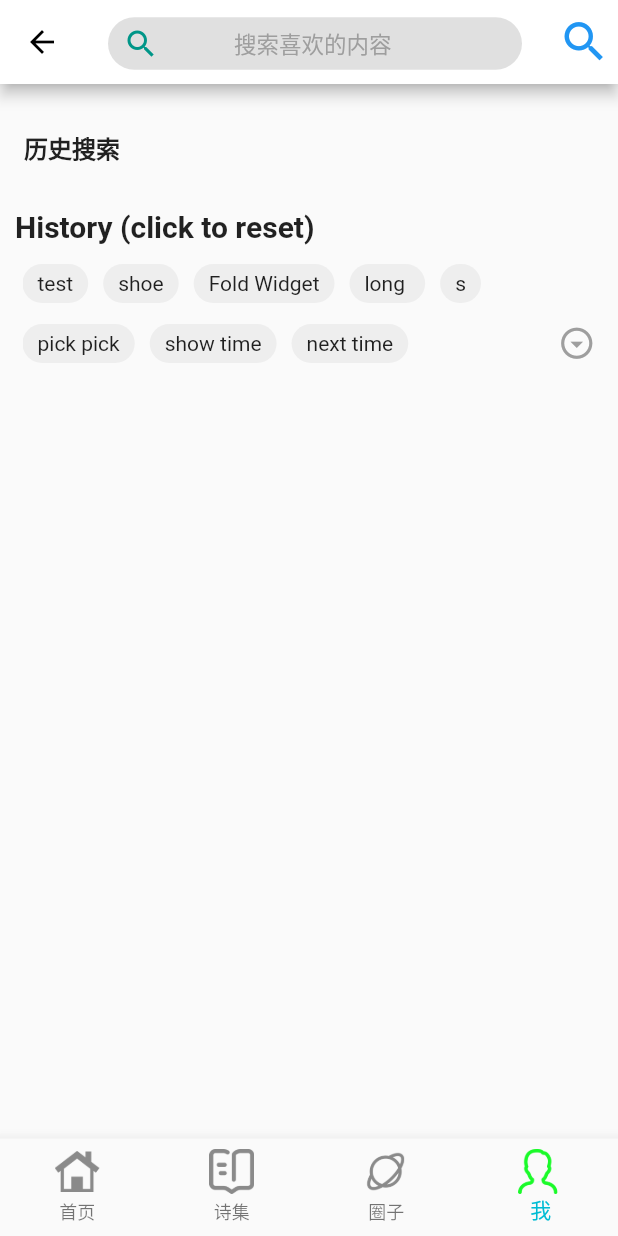
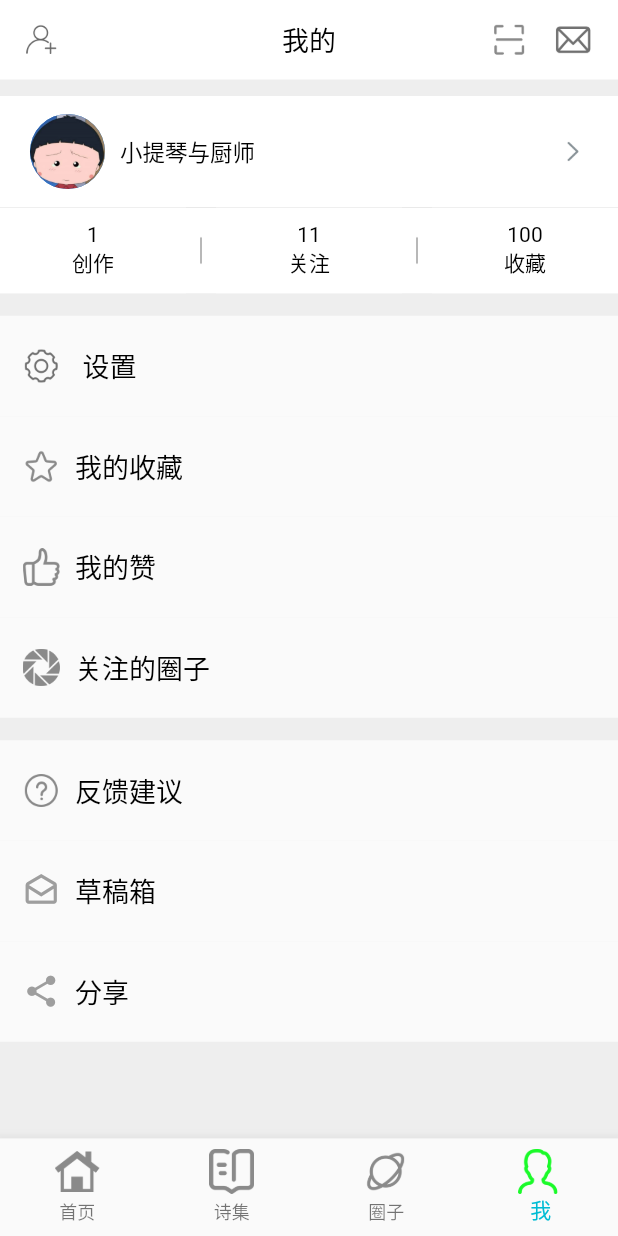
Before and after one commit to liqiang-1994/bolt, a Flutter app: the screen it shows after launch, item 4 of the bottom bar chosen, on a phone screen of 412 x 824 dp. Run offline on Flutter 3.47's test engine with Material 2 defaults, Android fonts, the phone set to English and light mode, and no system bars; our stand-ins replace dio; missing offline and left inert: flustars, sp_util.

Commit message:
add mine page

```diff
--- a/lib/page/container/container_widget.dart
+++ b/lib/page/container/container_widget.dart
@@ -1,5 +1,6 @@
 import 'package:bolt/page/circle/circle_page.dart';
 import 'package:bolt/page/home/home_page.dart';
+import 'package:bolt/page/mine/mine_page.dart';
 import 'package:bolt/page/personal/my_page.dart';
 import 'package:bolt/page/personal/personal_page.dart';
 import 'package:bolt/page/poems/poems_page.dart';
@@ -36,7 +37,8 @@ class _ContainerState extends State<ContainerWidget> {
       const HomePageWidget(),
       const PoemsPageWidget(),
       const CirclePageWidget(),
-      SearchPage()
+      const MinePageWidget()
+     // SearchPage()
       //const MyPage(),
       //const PersonalPageWidget()
     ];
--- /dev/null
+++ b/lib/page/mine/mine_page.dart
@@ -0,0 +1,436 @@
+import 'package:bolt/constant/constants.dart';
+import 'package:flutter/material.dart';
+
+class MinePageWidget extends StatefulWidget {
+  const MinePageWidget({Key? key}) : super(key: key);
+
+  @override
+  State<MinePageWidget> createState() => _MinePageWidgetState();
+}
+
+class _MinePageWidgetState extends State<MinePageWidget> {
+  @override
+  Widget build(BuildContext context) {
+    return SafeArea(
+      child: Container(
+        color: const Color(0xffEEEEEE),
+        child: Column(
+          children: [
+            _buildTitle(),
+            Expanded(
+                child: ListView(
+                  padding: const EdgeInsets.only(top: 1),
+                  children: [
+                    _buildInfo(),
+                    _buildMyInfo(),
+                    _buildBottom()
+                  ],
+                )
+            )
+          ],
+        ),
+      ),
+    );
+  }
+
+  Widget _buildTitle() {
+    return Container(
+      color: Colors.white,
+      padding: const EdgeInsets.only(top: 10, bottom: 10),
+      child: Row(
+        mainAxisAlignment: MainAxisAlignment.spaceEvenly,
+        children: [
+          Expanded(
+              flex: 1,
+              child: Container(
+                margin: const EdgeInsets.only(left: 15),
+                alignment: Alignment.centerLeft,
+                child: Image.asset(
+                  '${Constants.ASSETS_IMG}mine_add_friends.png',
+                  width: 25,
+                  height: 25,
+                ),
+              ),
+          ),
+          Expanded(
+              flex: 1,
+              child: Container(
+                alignment: Alignment.center,
+                child: const Text(
+                  '我的',
+                  style: TextStyle(color: Colors.black, fontSize: 18),
+                ),
+              ),
+          ),
+          Expanded(
+              flex: 1,
+              child: Container(
+                margin: const EdgeInsets.only(right: 15),
+                child: Row(
+                  mainAxisAlignment: MainAxisAlignment.end,
+                  children: [
+                    Container(
+                      margin: const EdgeInsets.only(right: 15),
+                      child: InkWell(
+                        child: Image.asset(
+                          '${Constants.ASSETS_IMG}mine_qr_code.png',
+                          width: 25,
+                          height: 25,
+                        ),
+                        onTap: () {},
+                      ),
+                    ),
+                    InkWell(
+                      child: Image.asset(
+                        '${Constants.ASSETS_IMG}mine_message.png',
+                        width: 30,
+                        height: 33,
+                      ),
+                      onTap: () {},
+                    )
+                  ],
+                ),
+              )
+          )
+        ],
+      ),
+    );
+  }
+
+  Widget _buildInfo() {
+    return Container(
+      color: Colors.white,
+      margin: const EdgeInsets.only(top: 10, bottom: 5),
+      child: Column(
+        children:  [
+          Material(
+            color: Colors.white,
+            child: InkWell(
+              child: Container(
+                padding: const EdgeInsets.only(top: 2, bottom: 2),
+                child: Row(
+                  children: [
+                    Container(
+                      width: 50,
+                      height: 50,
+                      margin: const EdgeInsets.only(top: 10, bottom: 10, left: 20, right: 10),
+                      child: mineHeadWidget(),
+                    ),
+                    Column(
+                      crossAxisAlignment: CrossAxisAlignment.start,
+                      children: [
+                        Row(
+                          children: [
+                            const Center(
+                              child: Padding(
+                                padding: EdgeInsets.fromLTRB(0.0, 0.0, 0.0, 0.0),
+                                child: Text('小提琴与厨师',
+                                    style: TextStyle(fontSize: 15, color: Colors.black)),
+                              ),
+                            ),
+                            Center(
+                              child: Container(),
+                            )
+                          ],
+                        )
+                      ],
+                    ),
+                    Expanded(
+                        child: Align(
+                          alignment: Alignment.centerRight,
+                          child: Container(
+                            margin: const EdgeInsets.only(right: 20),
+                            child: Image.asset('${Constants.ASSETS_IMG}icon_right_arrow.png',
+                              width: 20,
+                              height: 30,
+                            ),
+                          ),
+                        )
+                    )
+                  ],
+                ),
+              ),
+              onTap: () {},
+            ),
+          ),
+          Container(
+            height: 0.5,
+            color: const Color(0xffE2E2E2),
+          ),
+          Row(
+            children: [
+              Expanded(
+                  flex: 1,
+                  child: Material(
+                    color: Colors.white,
+                    child: InkWell(
+                      child: Column(
+                        children: [
+                          Container(
+                            margin: const EdgeInsets.only(top: 10),
+                            child: const Text(
+                              '1',
+                              style: TextStyle(color: Colors.black, fontSize: 14),
+                            ),
+                          ),
+                          Container(
+                            margin: const EdgeInsets.only(bottom: 10),
+                            child: const Text(
+                              '创作',
+                              style: TextStyle(color: Colors.black, fontSize: 14),
+                            ),
+                          ),
+                        ],
+                      ),
+                      onTap: () {},
+                    ),
+                  )
+              ),
+              Container(
+                margin: const EdgeInsets.only(right: 0),
+                child: Image.asset('${Constants.ASSETS_IMG}icon_line.png',
+                  width: 20,
+                  height: 30,
+                ),
+              ),
+              Expanded(
+                  flex: 1,
+                  child: Material(
+                    color: Colors.white,
+                    child: InkWell(
+                      child: Column(
+                        children: [
+                          Container(
+                            margin: const EdgeInsets.only(top: 10),
+                            child: const Text(
+                              '11',
+                              style: TextStyle(color: Colors.black, fontSize: 14),
+                            ),
+                          ),
+                          Container(
+                            margin: const EdgeInsets.only(bottom: 10),
+                            child: const Text(
+                              '关注',
+                              style: TextStyle(color: Colors.black, fontSize: 14),
+                            ),
+                          )
+                        ],
+                      ),
+                      onTap: () {},
+                    ),
+                  )
+              ),
+              Container(
+                margin: const EdgeInsets.only(right: 0),
+                child: Image.asset('${Constants.ASSETS_IMG}icon_line.png',
+                  width: 20,
+                  height: 30,
+                ),
+              ),
+              Expanded(
+                  flex: 1,
+                  child: Material(
+                    color: Colors.white,
+                    child: InkWell(
+                      child: Column(
+                        children: [
+                          Container(
+                            margin: const EdgeInsets.only(top: 10),
+                            child: const Text(
+                              '100',
+                              style: TextStyle(color: Colors.black, fontSize: 14),
+                            ),
+                          ),
+                          Container(
+                            margin: const EdgeInsets.only(bottom: 10),
+                            child: const Text(
+                              '收藏',
+                              style: TextStyle(color: Colors.black, fontSize: 14),
+                            ),
+                          )
+                        ],
+                      ),
+                      onTap: () {},
+                    ),
+                  ),
+              )
+            ],
+          )
+        ],
+      ),
+    );
+  }
+
+  Widget mineHeadWidget() {
+    return const CircleAvatar(
+      radius: 25,
+      backgroundImage: AssetImage('${Constants.ASSETS_IMG}my.png'),
+    );
+  }
+
+  Widget _buildMyInfo() {
+    return Container(
+      margin: const EdgeInsets.only(top: 10, bottom: 5),
+      child: Column(
+        children: [
+          Material(
+            child: InkWell(
+              child: Padding(
+                padding: const EdgeInsets.fromLTRB(15, 20, 20, 20),
+                child: Row(
+                  children: [
+                    Image.asset(
+                      "${Constants.ASSETS_IMG}icon_setting.png",
+                      width: 25,
+                      height: 25,
+                    ),
+                    Expanded(child: Container(
+                      padding: const EdgeInsets.only(left: 15),
+                      child: const Text('设置',
+                        style: TextStyle(color: Colors.black, fontSize: 18),),
+                    ))
+                  ],
+                ),
+              ),
+              onTap: () {},
+            )
+          ),
+          Material(
+            child: InkWell(
+              child: Padding(
+                padding: const EdgeInsets.fromLTRB(15, 20, 20, 20),
+                child: Row(
+                  children: [
+                    Image.asset(
+                      "${Constants.ASSETS_IMG}icon_collect.png",
+                      width: 25,
+                      height: 25,
+                    ),
+                    Expanded(child: Container(
+                      padding: const EdgeInsets.only(left: 10),
+                      child: const Text('我的收藏',
+                        style: TextStyle(color: Colors.black, fontSize: 18),),
+                    ))
+                  ],
+                ),
+              ),
+              onTap: () {},
+            )
+          ),
+          Material(
+              child: InkWell(
+                child: Padding(
+                  padding: const EdgeInsets.fromLTRB(15, 20, 20, 20),
+                  child: Row(
+                    children: [
+                      Image.asset(
+                        "${Constants.ASSETS_IMG}icon_up.png",
+                        width: 25,
+                        height: 25,
+                      ),
+                      Expanded(child: Container(
+                        padding: const EdgeInsets.only(left: 10),
+                        child: const Text('我的赞',
+                          style: TextStyle(color: Colors.black, fontSize: 18),),
+                      ))
+                    ],
+                  ),
+                ),
+                onTap: () {},
+              )
+          ),
+          Material(
+              child: InkWell(
+                child: Padding(
+                  padding: const EdgeInsets.fromLTRB(15, 20, 20, 20),
+                  child: Row(
+                    children: [
+                      Image.asset(
+                        "${Constants.ASSETS_IMG}icon_circle.png",
+                        width: 25,
+                        height: 25,
+                      ),
+                      Expanded(child: Container(
+                        padding: const EdgeInsets.only(left: 10),
+                        child: const Text('关注的圈子',
+                          style: TextStyle(color: Colors.black, fontSize: 18),),
+                      ))
+                    ],
+                  ),
+                ),
+                onTap: () {},
+              )
+          )
+        ],
+      ),
+    );
+  }
+
+  Widget _buildBottom() {
+    return Container(
+      margin: const EdgeInsets.only(top: 10, bottom: 10),
+      child: Column(
+        children: [
+          Material(
+            child: InkWell(
+              child: Padding(
+                padding: const EdgeInsets.fromLTRB(15, 20, 20, 20),
+                child: Row(
+                  children: [
+                    Image.asset(
+                      "${Constants.ASSETS_IMG}icon_help.png",
+                      width: 25,
+                      height: 25,
+                    ),
+                    Expanded(child: Container(
+                      padding: const EdgeInsets.only(left: 10),
+                      child: const Text('反馈建议',
+                        style: TextStyle(color: Colors.black, fontSize: 18),),
+                    ))
+                  ],
+                ),
+              ),
+              onTap: () {},
+            ),
+          ),
+          Material(
+            child: InkWell(
+              child: Padding(
+                padding: const EdgeInsets.fromLTRB(15, 20, 20, 20),
+                child: Row(
+                  children: [
+                    const Icon(Icons.drafts_outlined, size: 25, color: Colors.grey),
+                    Expanded(child: Container(
+                      padding: const EdgeInsets.only(left: 10),
+                      child: const Text('草稿箱',
+                        style: TextStyle(color: Colors.black, fontSize: 18),),
+                    ))
+                  ],
+                ),
+              ),
+              onTap: () {},
+            ),
+          ),
+          Material(
+            child: InkWell(
+              child: Padding(
+                padding: const EdgeInsets.fromLTRB(15, 20, 20, 20),
+                child: Row(
+                  children: [
+                    const Icon(Icons.share, size: 25, color: Colors.grey),
+                    Expanded(child: Container(
+                      padding: const EdgeInsets.only(left: 10),
+                      child: const Text('分享',
+                        style: TextStyle(color: Colors.black, fontSize: 18),),
+                    ))
+                  ],
+                ),
+              ),
+              onTap: () {},
+            ),
+          )
+        ],
+      ),
+    );
+  }
+}
```
Also changed, not shown: assets/images/edit_blog.png (added), assets/images/icon_circle.png (added), assets/images/icon_collect.png (added), assets/images/icon_draft.png (added), assets/images/icon_help.png (added), assets/images/icon_line.png (added), assets/images/icon_right_arrow.png (added), assets/images/icon_setting.png (added), assets/images/icon_up.png (added), assets/images/mine_add_friends.png (added), assets/images/mine_message.png (added), assets/images/mine_qr_code.png (added).
